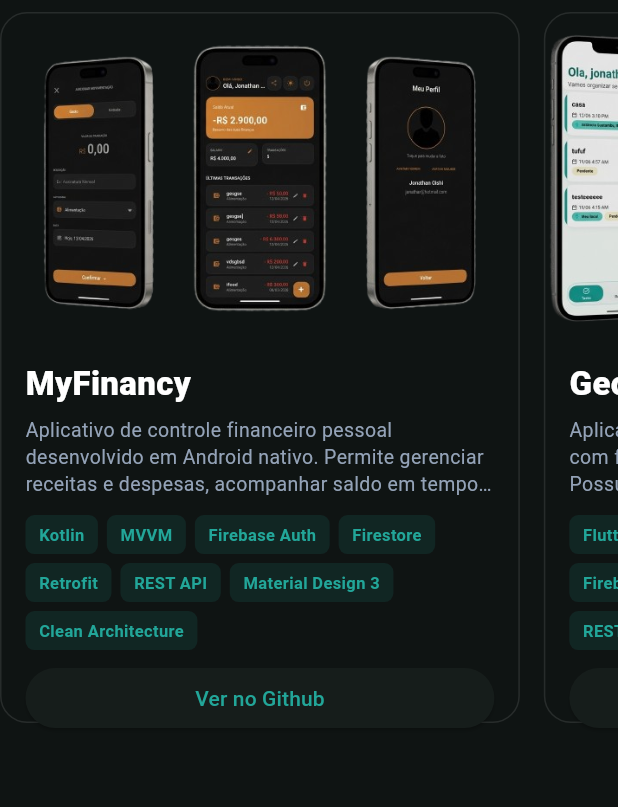
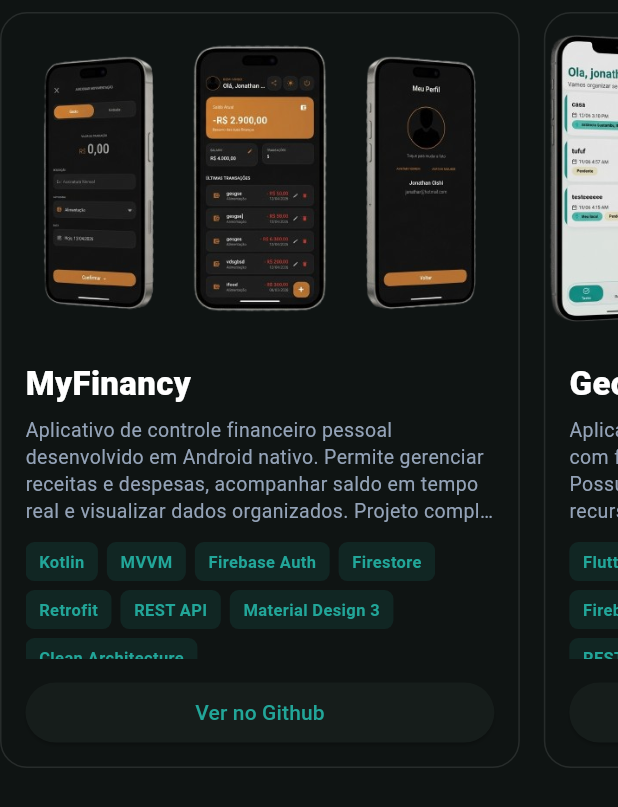
Before and after one commit to JonathanOishi/my_site_repository, a Flutter app: the _ProjectsGrid widget shown alone on an empty page, opened directly, on a phone screen of 412 x 824 dp. Shown: the top 807 px of the screen. Run offline on Flutter 3.47's test engine with Material 3 defaults, Android fonts, the phone set to English and light mode, and no system bars.

Commit message:
Mudança no Card

```diff
--- a/lib/features/view/sections/projects_section.dart
+++ b/lib/features/view/sections/projects_section.dart
@@ -189,7 +189,7 @@
 
     if (isMobile) {
       return SizedBox(
-        height: 490,
+        height: 520, // Altura ampliada para dar espaço ao Wrap de tecnologias sem espremer o botão
         child: PageView.builder(
           controller: _pageController,
           itemCount: cards.length,
@@ -213,7 +213,7 @@
         crossAxisCount: 3,
         crossAxisSpacing: AppSpacing.md,
         mainAxisSpacing: AppSpacing.md,
-        childAspectRatio: 0.62,
+        childAspectRatio: 0.58, // Proporção ajustada para evitar cortes de texto em telas desktop menores
       ),
       itemBuilder: (context, index) => cards[index],
     );
@@ -297,7 +297,7 @@
                     const SizedBox(height: 6),
                     Text(
                       widget.description,
-                      maxLines: 3,
+                      maxLines: 4, // Permite ler mais do texto sem quebras bruscas
                       overflow: TextOverflow.ellipsis,
                       style: const TextStyle(
                         fontSize: 13,
@@ -306,7 +306,10 @@
                       ),
                     ),
                     const SizedBox(height: 12),
-                    Wrap(
+                    Expanded(
+                      child: SingleChildScrollView(
+                        physics: const NeverScrollableScrollPhysics(), // Mantém a estrutura rígida e limpa
+                        child: Wrap(
                           spacing: 6,
                           runSpacing: 6,
                           children: widget.technologies.map((tech) {
@@ -330,7 +333,9 @@
                             );
                           }).toList(),
                         ),
-                    const SizedBox(height: 12),
+                      ),
+                    ),
+                    const SizedBox(height: 16), // Garante um respiro elegante antes do botão
                     SizedBox(
                       width: double.infinity,
                       height: 40,
```
Lines whose indentation alone changed are shown as unchanged.
